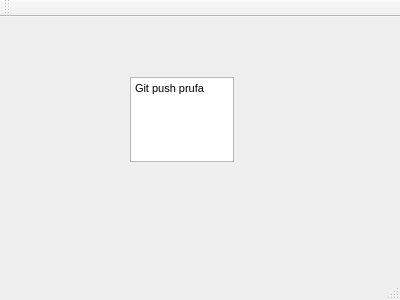
Before: the Qt Designer form mainwindow.ui in hrunderla/VLN_1_UI, drawn with Qt 5.
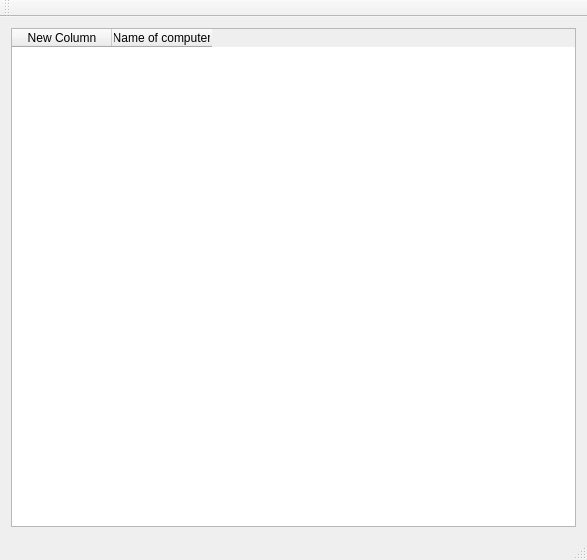
After: the same form once the commit is applied. Icons and pictures are not drawn.

Commit message: sicentistComputer list prentaður

The edit to the form file:
```diff
--- a/mainwindow.ui
+++ b/mainwindow.ui
@@ -6,31 +6,30 @@
    <rect>
     <x>0</x>
     <y>0</y>
-    <width>400</width>
-    <height>300</height>
+    <width>587</width>
+    <height>560</height>
    </rect>
   </property>
   <property name="windowTitle">
    <string>MainWindow</string>
   </property>
   <widget class="QWidget" name="centralWidget">
-   <widget class="QTextEdit" name="textEdit">
-    <property name="geometry">
-     <rect>
-      <x>130</x>
-      <y>60</y>
-      <width>104</width>
-      <height>85</height>
-     </rect>
-    </property>
-    <property name="html">
-     <string>&lt;!DOCTYPE HTML PUBLIC &quot;-//W3C//DTD HTML 4.0//EN&quot; &quot;http://www.w3.org/TR/REC-html40/strict.dtd&quot;&gt;
-&lt;html&gt;&lt;head&gt;&lt;meta name=&quot;qrichtext&quot; content=&quot;1&quot; /&gt;&lt;style type=&quot;text/css&quot;&gt;
-p, li { white-space: pre-wrap; }
-&lt;/style&gt;&lt;/head&gt;&lt;body style=&quot; font-family:'MS Shell Dlg 2'; font-size:8.1pt; font-weight:400; font-style:normal;&quot;&gt;
-&lt;p style=&quot; margin-top:0px; margin-bottom:0px; margin-left:0px; margin-right:0px; -qt-block-indent:0; text-indent:0px;&quot;&gt;Git push prufa&lt;/p&gt;&lt;/body&gt;&lt;/html&gt;</string>
-    </property>
-   </widget>
+   <layout class="QVBoxLayout" name="verticalLayout">
+    <item>
+     <widget class="QTableWidget" name="table_sciToCom">
+      <column>
+       <property name="text">
+        <string>New Column</string>
+       </property>
+      </column>
+      <column>
+       <property name="text">
+        <string>Name of computer</string>
+       </property>
+      </column>
+     </widget>
+    </item>
+   </layout>
   </widget>
   <widget class="QMenuBar" name="menuBar">
    <property name="geometry">
```
Left out of the diff: 12 changed lines with no effect on the pictures. The commit also changes 5 other files.
